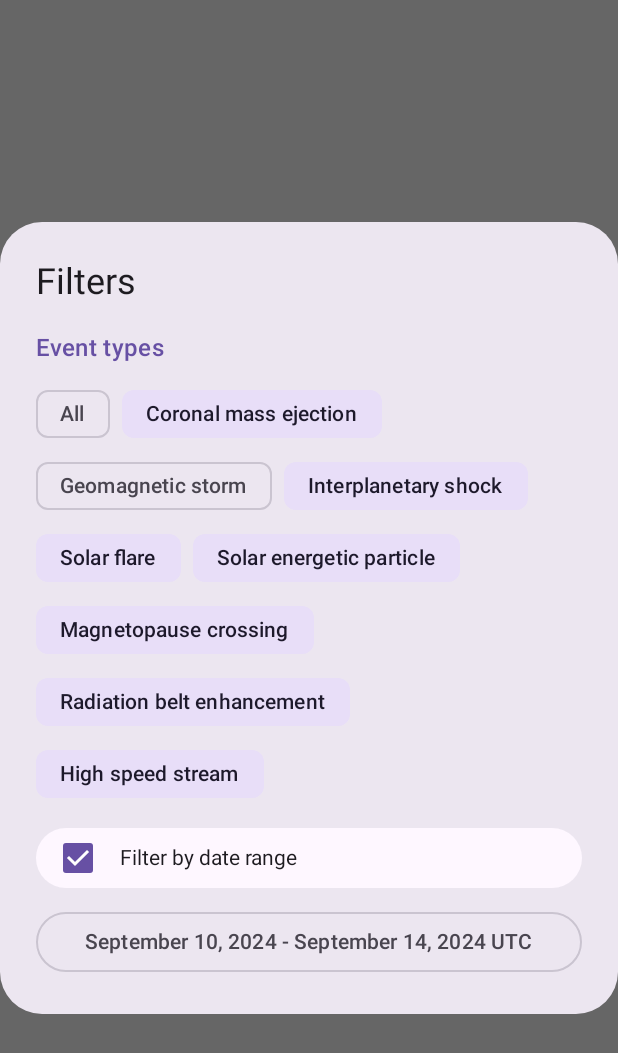
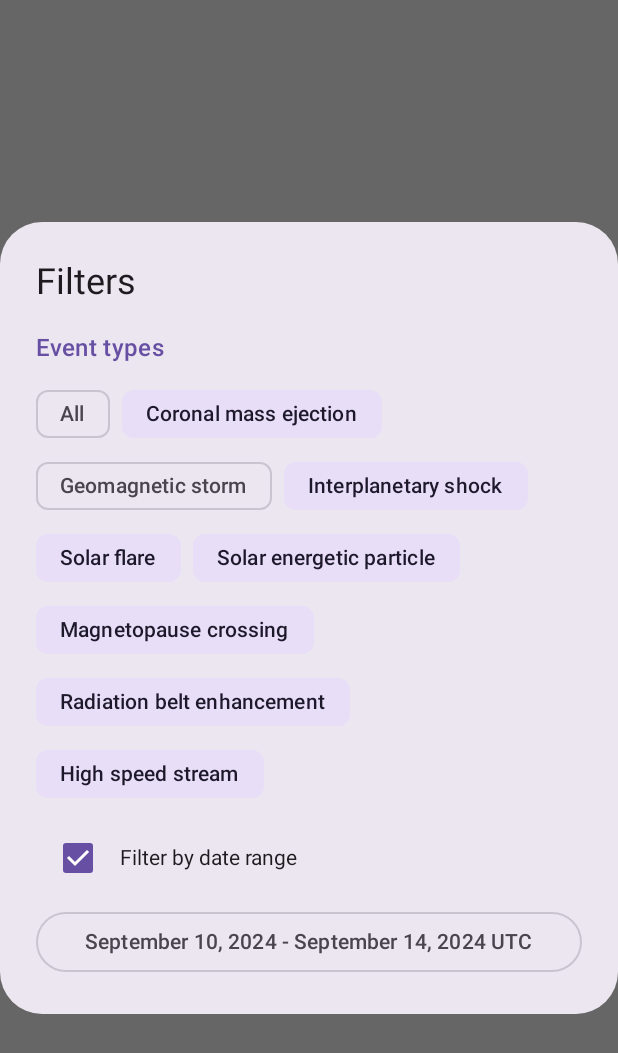
Before and after one commit to equeim/spacer, an Android app built with Jetpack Compose: the @Preview function DonkiEventFiltersDialogPreview, on a phone screen of 412 x 824 dp. Shown: the top 1053 px of the screen. Run offline under Robolectric (Android 15) with nearby library versions, the phone set to English and light mode, and no system bars; our stand-ins replace paging, window size class; libraries missing offline, so code that uses them is left out: dev.olshevski.navigation.

Commit message:
Fix date range filter checkbox

```diff
--- a/app/src/main/kotlin/org/equeim/spacer/ui/screens/donki/DonkiEventFilters.kt
+++ b/app/src/main/kotlin/org/equeim/spacer/ui/screens/donki/DonkiEventFilters.kt
@@ -293,6 +293,7 @@ private fun DonkiEventFilters(
                 .fillMaxWidth()
                 .padding(horizontalContentPadding),
             shape = CircleShape,
+            color = Color.Transparent,
             onClick = {
                 updateFilters(filtersUiState.value.run {
                     copy(dateRangeEnabled = !dateRangeEnabled)
```
